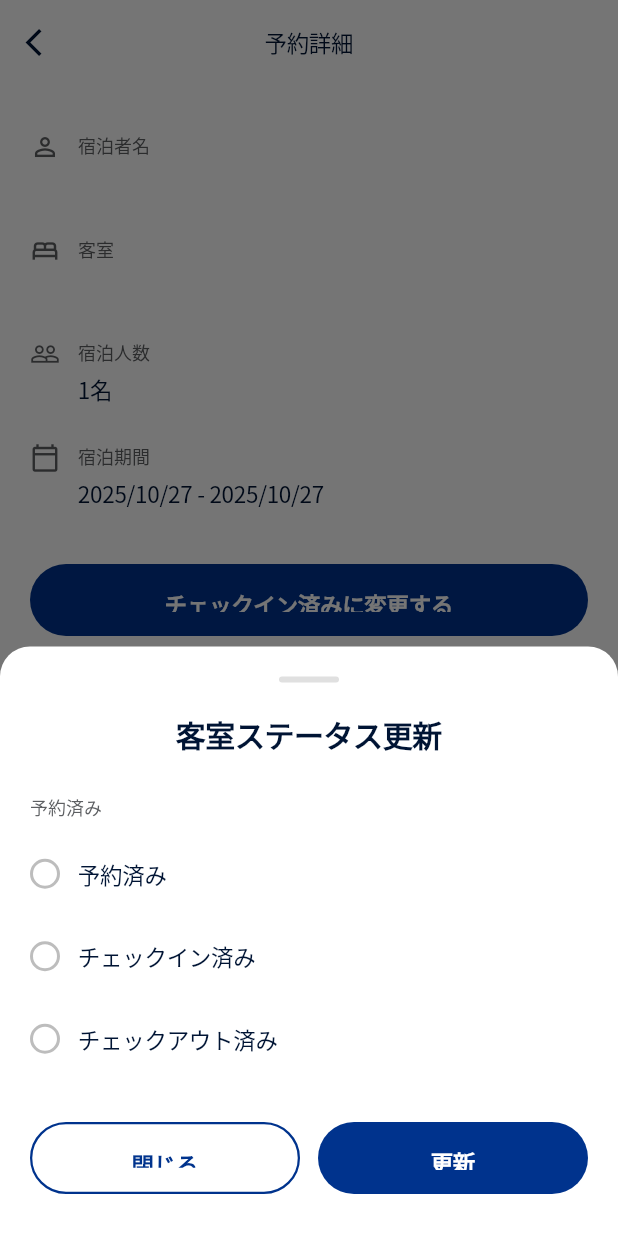
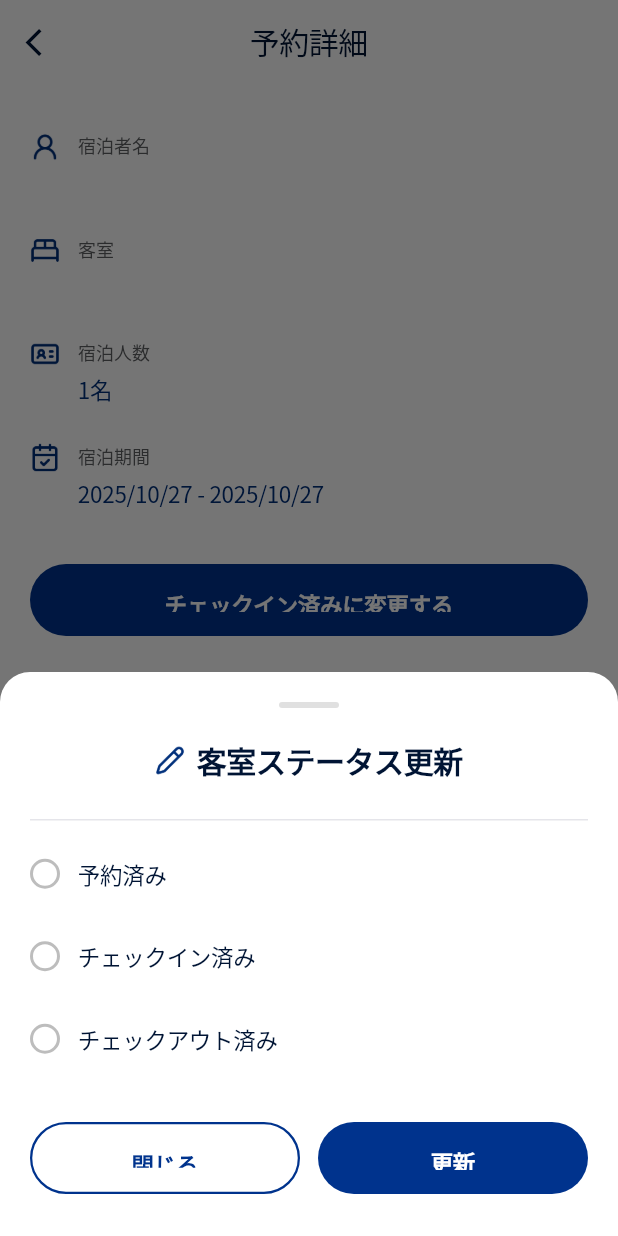
Before and after one commit to JITHIN665/Staff_App, a Flutter app: the BookingDetailsContent screen opened directly with empty values, after a tap on "チェックイン済みに変更する", on a phone screen of 412 x 824 dp. Run offline on Flutter 3.47's test engine with Material 3 defaults, Android fonts, the phone set to English and light mode, and no system bars; our stand-ins replace dio, equatable, flutter_riverpod, go_router, google_fonts, shared_preferences; accounts and stored records are empty.

Commit message:
icon update

```diff
--- a/lib/features/booking/presentation/screens/booking_details_screen.dart
+++ b/lib/features/booking/presentation/screens/booking_details_screen.dart
@@ -1,7 +1,9 @@
 import 'package:flutter/material.dart';
 import 'package:flutter_riverpod/flutter_riverpod.dart';
+import 'package:staff_app/shared/theme/app_theme.dart';
 import '../../../../shared/helpers/ui_helpers.dart';
 import '../../../../shared/helpers/navigation_helpers.dart';
+import '../../../../shared/helpers/app_icons.dart';
 import '../../../../shared/widgets/common_app_bar.dart';
 import '../../../../shared/widgets/detail_info_row.dart';
 import '../../../../shared/widgets/notes_section.dart';
@@ -41,7 +43,7 @@ class ErrorView extends StatelessWidget {
     return Scaffold(
       backgroundColor: Colors.white,
       appBar: CommonAppBar(
-        title: '予約詳細',
+        title: '',
         showBackButton: true,
         onBackPressed: onBackPressed,
       ),
@@ -73,31 +75,31 @@ class BookingDetailsContent extends ConsumerWidget {
           children: [
             if (booking.companyName != null && booking.companyName!.isNotEmpty)
               DetailInfoRow(
-                icon: Icons.business_outlined,
+                icon: AppIcons.buildingIcon(size: 20, color: AppTheme.primaryColor),
                 label: '法人名',
                 value: booking.companyName!,
               ),
 
             DetailInfoRow(
-              icon: Icons.person_outline,
+              icon: AppIcons.userIcon(size: 20, color: AppTheme.primaryColor),
               label: '宿泊者名',
               value: booking.guestName,
             ),
 
             DetailInfoRow(
-              icon: Icons.bed_outlined,
+              icon: AppIcons.doubleRoomIcon(size: 20, color: AppTheme.primaryColor),
               label: '客室',
               value: booking.roomNumber,
             ),
 
             DetailInfoRow(
-              icon: Icons.people_outline,
+              icon: AppIcons.idCardIcon(size: 20, color: AppTheme.primaryColor),
               label: '宿泊人数',
               value: '${booking.numberOfGuests}名',
             ),
 
             DetailInfoRow(
-              icon: Icons.calendar_today_outlined,
+              icon: AppIcons.calendarCheckIcon(size: 20, color: AppTheme.primaryColor),
               label: '宿泊期間',
               value: UIHelpers.formatDateRange(
                 booking.checkIn,
--- a/lib/features/booking/presentation/widgets/status_update_bottom_sheet.dart
+++ b/lib/features/booking/presentation/widgets/status_update_bottom_sheet.dart
@@ -1,6 +1,7 @@
 import 'package:flutter/material.dart';
 import '../../../../shared/widgets/custom_button.dart';
 import '../../../../shared/theme/app_theme.dart';
+import '../../../../shared/helpers/app_icons.dart';
 import '../../domain/entities/booking.dart';
 
 class StatusUpdateBottomSheet extends StatefulWidget {
@@ -48,7 +49,6 @@ class _StatusUpdateBottomSheetState extends State<StatusUpdateBottomSheet> {
           child: Column(
             mainAxisSize: MainAxisSize.min,
             children: [
-              // Handle bar
               Container(
                 width: 40,
                 height: 4,
@@ -57,40 +57,28 @@ class _StatusUpdateBottomSheetState extends State<StatusUpdateBottomSheet> {
                   borderRadius: BorderRadius.circular(2),
                 ),
               ),
-
               const SizedBox(height: 20),
-
-              // Title
-              Text(
-                '客室ステータス更新',
-                style: AppTheme.heading3(),
+              Row(
+                mainAxisAlignment: MainAxisAlignment.center,
+                children: [
+                  AppIcons.pencilIcon(size: 20, color: AppTheme.primaryColor),
+                  const SizedBox(width: 8),
+                  Text(
+                    '客室ステータス更新',
+                    style: AppTheme.heading3(),
+                  ),
+                ],
               ),
-
               const SizedBox(height: 24),
-
-              // Status label
-              Align(
-                alignment: Alignment.centerLeft,
-                child: Text(
-                  '予約済み',
-                  style: AppTheme.labelMedium(
-                    color: AppTheme.textSecondaryColor,
-                  ),
-                ),
-              ),
-
+              Divider(),
               const SizedBox(height: 12),
-
-              // Status options
-              _StatusOption(
+              StatusOption(
                 label: '予約済み',
                 isSelected: _selectedStatus == BookingStatus.reserved,
                 onTap: () => setState(() => _selectedStatus = BookingStatus.reserved),
               ),
-
               const SizedBox(height: 8),
-
-              _StatusOption(
+              StatusOption(
                 label: 'チェックイン済み',
                 isSelected: _selectedStatus == BookingStatus.checkedIn,
                 onTap: () => setState(() => _selectedStatus = BookingStatus.checkedIn),
@@ -98,7 +86,7 @@ class _StatusUpdateBottomSheetState extends State<StatusUpdateBottomSheet> {
 
               const SizedBox(height: 8),
 
-              _StatusOption(
+              StatusOption(
                 label: 'チェックアウト済み',
                 isSelected: _selectedStatus == BookingStatus.checkedOut,
                 onTap: () => setState(() => _selectedStatus = BookingStatus.checkedOut),
@@ -106,7 +94,6 @@ class _StatusUpdateBottomSheetState extends State<StatusUpdateBottomSheet> {
 
               const SizedBox(height: 32),
 
-              // Buttons
               Row(
                 children: [
                   Expanded(
@@ -138,12 +125,12 @@ class _StatusUpdateBottomSheetState extends State<StatusUpdateBottomSheet> {
   }
 }
 
-class _StatusOption extends StatelessWidget {
+class StatusOption extends StatelessWidget {
   final String label;
   final bool isSelected;
   final VoidCallback onTap;
 
-  const _StatusOption({
+  const StatusOption({super.key,
     required this.label,
     required this.isSelected,
     required this.onTap,
@@ -164,7 +151,7 @@ class _StatusOption extends StatelessWidget {
                 shape: BoxShape.circle,
                 border: Border.all(
                   color: isSelected
-                      ? const Color(0xFF00338D)
+                      ? AppTheme.primaryColor
                       : Colors.grey[400]!,
                   width: 2,
                 ),
@@ -177,7 +164,7 @@ class _StatusOption extends StatelessWidget {
                         height: 10,
                         decoration: const BoxDecoration(
                           shape: BoxShape.circle,
-                          color: Color(0xFF00338D),
+                          color: AppTheme.primaryColor,
                         ),
                       ),
                     )
--- a/lib/features/splash/presentation/screens/splash_screen.dart
+++ b/lib/features/splash/presentation/screens/splash_screen.dart
@@ -2,6 +2,7 @@ import 'package:flutter/material.dart';
 import 'package:flutter_riverpod/flutter_riverpod.dart';
 import 'package:go_router/go_router.dart';
 import '../../../auth/presentation/providers/auth_providers.dart';
+import '../../../../shared/helpers/app_icons.dart';
 
 class SplashScreen extends ConsumerStatefulWidget {
   const SplashScreen({super.key});
@@ -54,10 +55,8 @@ class _SplashScreenState extends ConsumerState<SplashScreen> {
     return Scaffold(
       backgroundColor: Colors.white,
       body: Center(
-        child: Icon(
-          Icons.hotel,
+        child: AppIcons.logoIcon(
           size: 80,
-          color: Colors.grey[600],
         ),
       ),
     );
--- /dev/null
+++ b/lib/shared/helpers/app_icons.dart
@@ -0,0 +1,84 @@
+import 'package:flutter/material.dart';
+
+/// Helper class for custom app icons
+/// All custom icons are stored in assets/icons/
+class AppIcons {
+  AppIcons._();
+
+  // Icon paths
+  static const String _basePath = 'assets/icons/';
+
+  static const String bell = '${_basePath}bell.png';
+  static const String building = '${_basePath}building.png';
+  static const String calendar = '${_basePath}calendar.png';
+  static const String calendarCheck = '${_basePath}calendarcheck.png';
+  static const String doubleRoom = '${_basePath}double.png';
+  static const String idCard = '${_basePath}IdCard.png';
+  static const String logo = '${_basePath}logo.png';
+  static const String pencil = '${_basePath}pencil.png';
+  static const String search = '${_basePath}search.png';
+  static const String settings = '${_basePath}settings.png';
+  static const String user = '${_basePath}user.png';
+  static const String utensils = '${_basePath}utensils.png';
+
+  /// Helper method to create an Image widget from asset path
+  static Widget icon(
+    String assetPath, {
+    double? size,
+    Color? color,
+    BoxFit fit = BoxFit.contain,
+  }) {
+    return Image.asset(
+      assetPath,
+      width: size,
+      height: size,
+      color: color,
+      fit: fit,
+      errorBuilder: (context, error, stackTrace) {
+        // Fallback to a default icon if image fails to load
+        return Icon(
+          Icons.image_not_supported,
+          size: size,
+          color: color ?? Colors.grey,
+        );
+      },
+    );
+  }
+
+  /// Specific icon widgets for common use cases
+  static Widget bellIcon({double size = 24, Color? color}) =>
+      icon(bell, size: size, color: color);
+
+  static Widget buildingIcon({double size = 24, Color? color}) =>
+      icon(building, size: size, color: color);
+
+  static Widget calendarIcon({double size = 24, Color? color}) =>
+      icon(calendar, size: size, color: color);
+
+  static Widget calendarCheckIcon({double size = 24, Color? color}) =>
+      icon(calendarCheck, size: size, color: color);
+
+  static Widget doubleRoomIcon({double size = 24, Color? color}) =>
+      icon(doubleRoom, size: size, color: color);
+
+  static Widget idCardIcon({double size = 24, Color? color}) =>
+      icon(idCard, size: size, color: color);
+
+  static Widget logoIcon({double size = 24, Color? color}) =>
+      icon(logo, size: size, color: color);
+
+  static Widget pencilIcon({double size = 24, Color? color}) =>
+      icon(pencil, size: size, color: color);
+
+  static Widget searchIcon({double size = 24, Color? color}) =>
+      icon(search, size: size, color: color);
+
+  static Widget settingsIcon({double size = 24, Color? color}) =>
+      icon(settings, size: size, color: color);
+
+  static Widget userIcon({double size = 24, Color? color}) =>
+      icon(user, size: size, color: color);
+
+  static Widget utensilsIcon({double size = 24, Color? color}) =>
+      icon(utensils, size: size, color: color);
+}
--- a/lib/shared/helpers/ui_helpers.dart
+++ b/lib/shared/helpers/ui_helpers.dart
@@ -135,10 +135,10 @@ class UIHelpers {
   );
 
   // Input decoration
-  static InputDecoration get searchInputDecoration => InputDecoration(
+  static InputDecoration searchInputDecoration({Widget? prefixIcon}) => InputDecoration(
     hintText: '客室名または名前で検索',
     hintStyle: const TextStyle(color: Colors.grey),
-    prefixIcon: const Icon(Icons.search, color: Colors.grey),
+    prefixIcon: prefixIcon,
     filled: true,
     fillColor: Colors.white,
     border: OutlineInputBorder(
--- a/lib/shared/theme/app_theme.dart
+++ b/lib/shared/theme/app_theme.dart
@@ -21,7 +21,7 @@ class AppTheme {
   // Background Colors
   static const Color backgroundColor = Color(0xFFF2F2F7);  // Light Grey Background
   static const Color surfaceColor = Color(0xFFFFFFFF);     // White
-  static const Color cardBackground = Color(0xFFFFFFFF);   // White
+  static const Color cardBackground = Color(0xFFF4F6F8);   // White
 
   // Text Colors
   static const Color textPrimaryColor = Color(0xFF001434);    // Black
--- a/lib/shared/widgets/common_app_bar.dart
+++ b/lib/shared/widgets/common_app_bar.dart
@@ -33,7 +33,7 @@ class CommonAppBar extends StatelessWidget implements PreferredSizeWidget {
           : null,
       title: Text(
         title,
-        style: AppTheme.bodyLarge(fontWeight: FontWeight.w400),
+        style: AppTheme.heading3(fontWeight: FontWeight.w400),
       ),
       actions: actions,
     );
--- a/lib/shared/widgets/detail_info_row.dart
+++ b/lib/shared/widgets/detail_info_row.dart
@@ -2,17 +2,15 @@ import 'package:flutter/material.dart';
 import '../theme/app_theme.dart';
 
 class DetailInfoRow extends StatelessWidget {
-  final IconData icon;
+  final Widget icon;
   final String label;
   final String value;
-  final Color? iconColor;
 
   const DetailInfoRow({
     super.key,
     required this.icon,
     required this.label,
     required this.value,
-    this.iconColor,
   });
 
   @override
@@ -22,10 +20,10 @@ class DetailInfoRow extends StatelessWidget {
       child: Row(
         crossAxisAlignment: CrossAxisAlignment.start,
         children: [
-          Icon(
-            icon,
-            size: 20,
-            color: iconColor ?? AppTheme.textSecondaryColor,
+          SizedBox(
+            width: 20,
+            height: 20,
+            child: icon,
           ),
           const SizedBox(width: 12),
           Expanded(
@@ -41,7 +39,7 @@ class DetailInfoRow extends StatelessWidget {
                 const SizedBox(height: 4),
                 Text(
                   value,
-                  style: AppTheme.bodyLarge(),
+                  style: AppTheme.bodyLarge(color: AppTheme.primaryColor,),
                 ),
               ],
             ),
--- a/lib/shared/widgets/notes_section.dart
+++ b/lib/shared/widgets/notes_section.dart
@@ -23,7 +23,7 @@ class NotesSection extends StatelessWidget {
             Icon(
               Icons.edit_outlined,
               size: 20,
-              color: AppTheme.textSecondaryColor,
+              color:  AppTheme.primaryColor,
             ),
             const SizedBox(width: 12),
             Text(
@@ -39,9 +39,8 @@ class NotesSection extends StatelessWidget {
           width: double.infinity,
           padding: const EdgeInsets.all(16),
           decoration: BoxDecoration(
-            color: Colors.grey[50],
+            color: AppTheme.cardBackground,
             borderRadius: BorderRadius.circular(8),
-            border: Border.all(color: AppTheme.borderColor),
           ),
           child: Text(
             notes!,
```
Also changed, not shown: lib/features/booking/presentation/screens/home_screen.dart (+34 -8 lines), lib/features/notifications/presentation/screens/notifications_screen.dart (+6 -4 lines), lib/features/settings/presentation/screens/settings_screen.dart (+3 -20 lines), lib/shared/widgets/date_app_bar.dart (+15 -11 lines), lib/shared/widgets/search_bar_widget.dart (+7 -2 lines), lib/shared/widgets/user_info_card.dart (+8 -7 lines), pubspec.yaml (+3 -4 lines).
